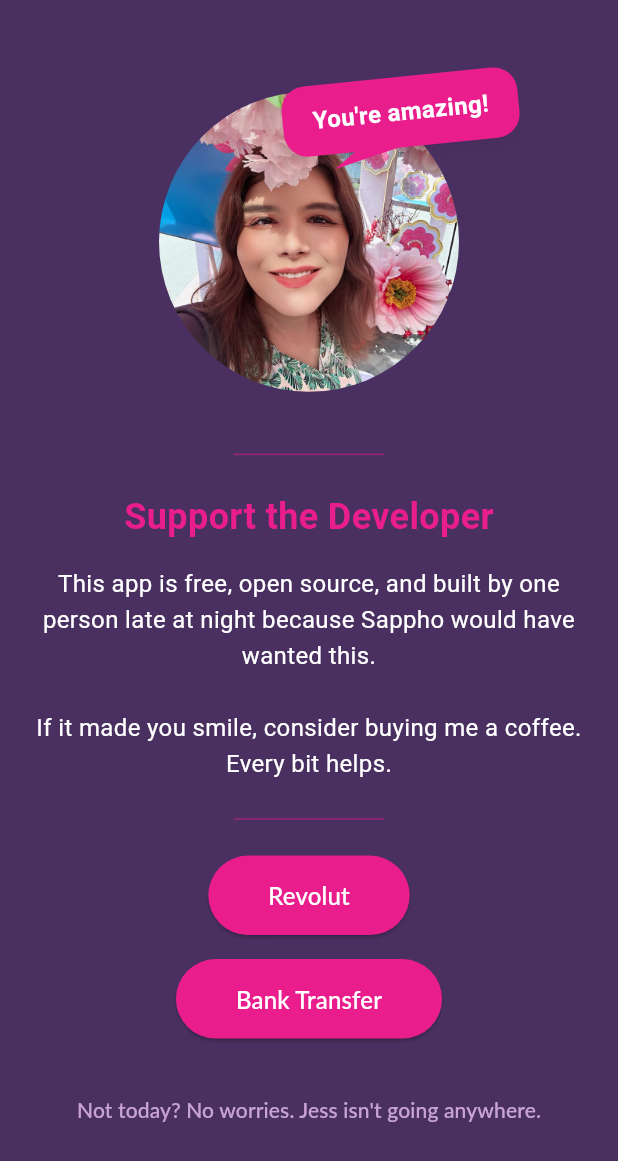
After one commit to aprajnaparamita/shedidthat, a Flutter app: the NagScreen screen opened directly, after a tap on "Revolut", on a phone screen of 412 x 824 dp. The commit adds this screen. Shown: the top 1161 px of the screen. Run offline on Flutter 3.47's test engine with Material 3 defaults, Android fonts, the phone set to English and light mode, and no system bars; drawn by our look-alikes of sentry_flutter; our stand-ins replace device_info_plus, flutter_svg, shared_preferences; accounts and stored records are empty; network calls fail.

Commit message:
adding nag screen

```diff
--- /dev/null
+++ b/frontend/lib/screens/nag_screen.dart
@@ -0,0 +1,191 @@
+import 'package:flutter/material.dart';
+import 'package:url_launcher/url_launcher.dart';
+import 'package:shedidthat/theme/app_colors.dart';
+
+class NagScreen extends StatelessWidget {
+  const NagScreen({super.key});
+
+  Future<void> _launchURL(String url) async {
+    final uri = Uri.parse(url);
+    if (await canLaunchUrl(uri)) {
+      await launchUrl(uri, mode: LaunchMode.externalApplication);
+    } else {
+      // Can't launch URL, show error
+    }
+  }
+
+  @override
+  Widget build(BuildContext context) {
+    return Scaffold(
+      backgroundColor: AppColors.mainBackground.withOpacity(0.95),
+      body: SafeArea(
+        child: Center(
+          child: LayoutBuilder(builder: (context, constraints) {
+            return SingleChildScrollView(
+              padding: const EdgeInsets.symmetric(horizontal: 24.0, vertical: 20.0),
+            child: Column(
+              mainAxisAlignment: MainAxisAlignment.center,
+              crossAxisAlignment: CrossAxisAlignment.center,
+              children: [
+                SizedBox(height: constraints.maxHeight * 0.05),
+                _buildPhotoWithBubble(context),
+                SizedBox(height: constraints.maxHeight * 0.05),
+                _buildDivider(),
+                const SizedBox(height: 24),
+                const Text(
+                  'Support the Developer',
+                  style: TextStyle(
+                    color: AppColors.accent,
+                    fontSize: 24,
+                    fontWeight: FontWeight.bold,
+                  ),
+                ),
+                const SizedBox(height: 16),
+                const Text(
+                  'This app is free, open source, and built by one person late at night because Sappho would have wanted this.\n\nIf it made you smile, consider buying me a coffee. Every bit helps.',
+                  textAlign: TextAlign.center,
+                  style: TextStyle(
+                    color: AppColors.primaryText,
+                    fontSize: 16,
+                    height: 1.5,
+                  ),
+                ),
+                const SizedBox(height: 24),
+                _buildDivider(),
+                const SizedBox(height: 24),
+                _buildRevolutButton(),
+                const SizedBox(height: 16),
+                _buildBankTransferButton(),
+                const SizedBox(height: 24),
+                TextButton(
+                  onPressed: () => Navigator.of(context).pop(),
+                  child: const Text(
+                    'Not today? No worries. Jess isn\'t going anywhere.',
+                    textAlign: TextAlign.center,
+                    style: TextStyle(
+                      color: AppColors.secondaryText,
+                      fontSize: 14,
+                    ),
+                  ),
+                ),
+                SizedBox(height: constraints.maxHeight * 0.05),
+              ],
+            ),
+          );
+          }),
+        ),
+      ),
+    );
+  }
+
+  Widget _buildPhotoWithBubble(BuildContext context) {
+    return Stack(
+      alignment: Alignment.center,
+      clipBehavior: Clip.none,
+      children: [
+        ClipOval(
+          child: Image.asset(
+            'assets/janet.jpg',
+            width: 200,
+            height: 200,
+            fit: BoxFit.cover,
+          ),
+        ),
+        Positioned(
+          top: -10,
+          right: -40,
+          child: Transform.rotate(
+            angle: -0.1,
+            child: Stack(
+              alignment: Alignment.center,
+              children: [
+                CustomPaint(
+                  painter: _BubblePainter(),
+                  child: Container(
+                    padding: const EdgeInsets.symmetric(horizontal: 20, vertical: 12),
+                    decoration: BoxDecoration(
+                      borderRadius: BorderRadius.circular(16),
+                    ),
+                    child: const Text(
+                      'You\'re amazing!',
+                      style: TextStyle(
+                        color: Colors.white,
+                        fontSize: 16,
+                        fontWeight: FontWeight.bold,
+                      ),
+                    ),
+                  ),
+                ),
+              ],
+            ),
+          ),
+        ),
+      ],
+    );
+  }
+
+  Widget _buildDivider() {
+    return Container(
+      height: 1,
+      width: 100,
+      color: AppColors.accent.withOpacity(0.5),
+    );
+  }
+
+  Widget _buildRevolutButton() {
+    return ElevatedButton(
+      style: ElevatedButton.styleFrom(
+        backgroundColor: AppColors.accent,
+        foregroundColor: AppColors.buttonPrimaryText,
+        shape: RoundedRectangleBorder(borderRadius: BorderRadius.circular(30)),
+        padding: const EdgeInsets.symmetric(horizontal: 40, vertical: 15),
+      ),
+      onPressed: () => _launchURL('https://revolut.me/your-revolut-link'), // Placeholder
+      child: const Text('Revolut', style: TextStyle(fontSize: 16)),
+    );
+  }
+
+  Widget _buildBankTransferButton() {
+    return ElevatedButton(
+      style: ElevatedButton.styleFrom(
+        backgroundColor: AppColors.userBubbleBackground,
+        foregroundColor: AppColors.primaryText,
+        shape: RoundedRectangleBorder(borderRadius: BorderRadius.circular(30)),
+        padding: const EdgeInsets.symmetric(horizontal: 40, vertical: 15),
+      ),
+      onPressed: () => _launchURL('https://your-bank-transfer-link'), // Placeholder
+      child: const Text('Bank Transfer', style: TextStyle(fontSize: 16)),
+    );
+  }
+}
+
+class _BubblePainter extends CustomPainter {
+  @override
+  void paint(Canvas canvas, Size size) {
+    final paint = Paint()
+      ..color = AppColors.accent
+      ..style = PaintingStyle.fill;
+
+    final rrect = RRect.fromRectAndRadius(Rect.fromLTWH(0, 0, size.width, size.height), const Radius.circular(16));
+
+    final path = Path()..addRRect(rrect);
+
+    // Draw shadow
+    canvas.drawShadow(path, Colors.black.withOpacity(0.2), 4.0, true);
+
+    // Draw bubble
+    canvas.drawPath(path, paint);
+
+    // Draw tail
+    final tailPath = Path()
+      ..moveTo(size.width * 0.3, size.height - 1)
+      ..lineTo(size.width * 0.2, size.height + 10)
+      ..lineTo(size.width * 0.5, size.height - 1)
+      ..close();
+
+    canvas.drawPath(tailPath, paint);
+  }
+
+  @override
+  bool shouldRepaint(covariant CustomPainter oldDelegate) => false;
+}
--- a/frontend/pubspec.yaml
+++ b/frontend/pubspec.yaml
@@ -78,6 +78,7 @@ flutter:
   assets:
     - assets/header.png
     - assets/jess.png
+    - assets/janet.jpg
     - assets/GitHub_Lockup_Black_Clearspace.svg
 
   # An image asset can refer to one or more resolution-specific "variants", see
```
Also changed, not shown: frontend/lib/screens/chat_screen.dart (+33 -1 lines), frontend/lib/screens/home_screen.dart (+16 -4 lines), frontend/lib/services/api_service.dart (+22 -5 lines), assets/promptpay.jpeg (added), assets/revolut.jpeg (added), frontend/assets/janet.jpg (added), 1 other file.
